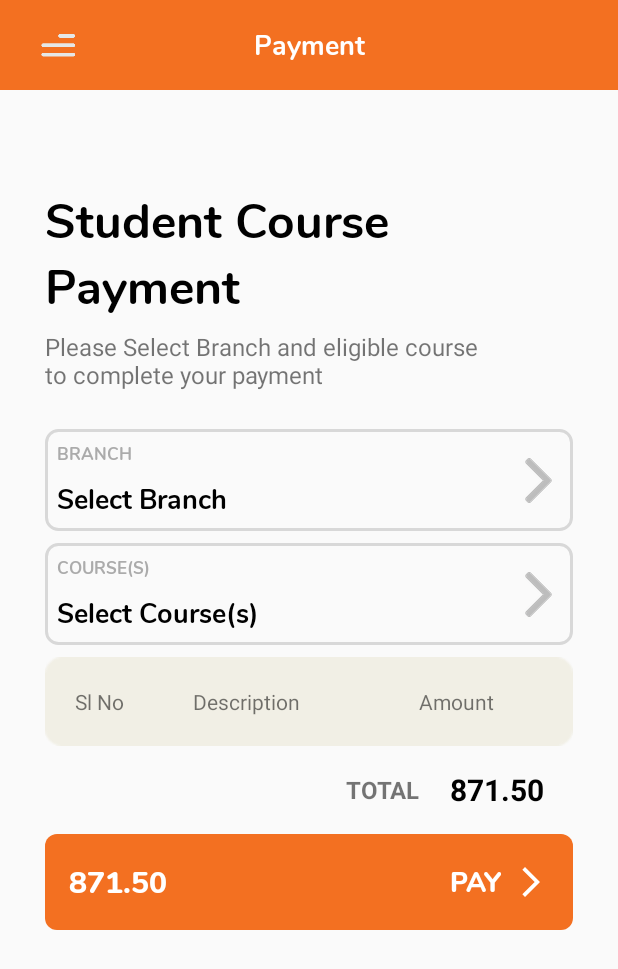
After one commit to mobatiaandroid/EDC_Final, an Android app: the PaymentFragment screen opened through its navigation route, on a phone screen of 412 x 824 dp. The commit adds this screen. Shown: the top 969 px of the screen. Run offline under Robolectric (Android 15) with nearby library versions, the phone set to English and light mode, and no system bars.

Commit message:
Payment Fragment Added

```diff
--- a/app/src/main/java/com/edc/ae/activity/HomeBaseUserActivity.kt
+++ b/app/src/main/java/com/edc/ae/activity/HomeBaseUserActivity.kt
@@ -76,6 +76,12 @@ class HomeBaseUserActivity : AppCompatActivity() {
 
             navControl?.navigate(R.id.settingsFragment)
         }
+        paymentBtn.setOnClickListener { _ ->
+            if (drawerLayout.isOpen) drawerLayout.close()
+
+            navControl?.navigate(R.id.paymentFragment)
+        }
+
 //        contactBtn.setOnClickListener { _ ->
 //            if (drawerLayout.isOpen) drawerLayout.close()
 //
--- a/app/src/main/java/com/edc/ae/api/RetrofitClient.kt
+++ b/app/src/main/java/com/edc/ae/api/RetrofitClient.kt
@@ -122,5 +122,10 @@ interface RetrofitClient {
 //    @POST("srs/validate-student")
 //    suspend fun getValidationResult(): ValidationResultModel
 
+//    @POST("srs/payment/initiate")
+//    suspend fun  initiatePayment(@Body json:JsonObject): PaymentInitiateModel
+
+
+
 
 }
--- /dev/null
+++ b/app/src/main/java/com/edc/ae/fragments/PaymentFragment.kt
@@ -0,0 +1,77 @@
+package com.edc.ae.fragments
+
+import android.os.Build
+import android.os.Bundle
+import android.text.Html
+import android.view.LayoutInflater
+import android.view.View
+import android.view.ViewGroup
+import android.widget.TextView
+import androidx.fragment.app.Fragment
+import androidx.lifecycle.lifecycleScope
+import com.edc.ae.activity.HomeBaseUserActivity
+import com.edc.ae.R
+import com.edc.ae.activity.HomeBaseGuestActivity
+import com.edc.ae.api.RetrofitClient
+import com.edc.ae.util.PreferenceManager
+import com.edc.ae.util.ProgressBarDialog
+import kotlinx.android.synthetic.main.fragment_news_letter.navBtn
+import kotlinx.coroutines.launch
+
+class PaymentFragment : Fragment() {
+
+    lateinit var  instructionTxt:TextView
+    var instruction:String=""
+    override fun onCreateView(
+        inflater: LayoutInflater, container: ViewGroup?,
+        savedInstanceState: Bundle?
+    ): View? {
+        // Inflate the layout for this fragment
+        return inflater.inflate(R.layout.fragment_payment, container, false)
+    }
+
+    override fun onViewCreated(view: View, savedInstanceState: Bundle?) {
+        super.onViewCreated(view, savedInstanceState)
+//        instructionTxt=view.findViewById(R.id.instructionTxt)
+        navBtn.setOnClickListener { _ ->
+            if (activity?.let { PreferenceManager.getLoginStatus(it) } == "no") {
+                (activity as HomeBaseGuestActivity).openNav()
+
+            } else {
+                (activity as HomeBaseUserActivity).openNav()
+
+            }        }
+
+        callAPI()
+    }
+
+    private fun callAPI() {
+//        var progressBarDialog: ProgressBarDialog? = null
+//        progressBarDialog = activity?.let { ProgressBarDialog(it) }
+//        progressBarDialog?.show()
+
+        lifecycleScope.launch {
+            try {
+//                val call = RetrofitClient.get.getPaymentInstruction()
+//
+//                when (call.status) {
+//                    200 -> {
+//                        progressBarDialog?.dismiss()
+//                        instruction=call.data.paymentinstruction
+//
+//                        if (Build.VERSION.SDK_INT >= Build.VERSION_CODES.N) {
+//                            instructionTxt.text = Html.fromHtml(instruction, Html.FROM_HTML_MODE_COMPACT)
+//                        } else {
+//                            instructionTxt.text = Html.fromHtml(instruction)
+//                        }
+//
+//
+//                    }
+//                }
+
+            } catch (e: Exception) {
+                e.printStackTrace()
+            }
+        }
+    }
+}
--- a/app/src/main/res/layout/activity_payment.xml
+++ b/app/src/main/res/layout/activity_payment.xml
@@ -28,15 +28,15 @@
         android:orientation="vertical"
         app:layout_constraintGuide_percent="0.95" />
 
-    <ImageView
-        android:id="@+id/backButton"
-        android:layout_width="30dp"
-        android:layout_height="30dp"
-        android:layout_marginStart="24dp"
-        android:layout_marginTop="24dp"
-        app:layout_constraintStart_toStartOf="parent"
-        app:layout_constraintTop_toTopOf="parent"
-        app:srcCompat="@drawable/back_black" />
+<!--    <ImageView-->
+<!--        android:id="@+id/backButton"-->
+<!--        android:layout_width="30dp"-->
+<!--        android:layout_height="30dp"-->
+<!--        android:layout_marginStart="24dp"-->
+<!--        android:layout_marginTop="24dp"-->
+<!--        app:layout_constraintStart_toStartOf="parent"-->
+<!--        app:layout_constraintTop_toTopOf="parent"-->
+<!--        app:srcCompat="@drawable/back_black" />-->
 
     <ScrollView
         android:layout_width="0dp"
--- a/app/src/main/res/layout/activity_user_base.xml
+++ b/app/src/main/res/layout/activity_user_base.xml
@@ -85,7 +85,13 @@
                     android:src="@drawable/header_white" />
             </androidx.appcompat.widget.LinearLayoutCompat>
 
-
+            <ScrollView
+                android:layout_width="match_parent"
+                android:layout_height="match_parent">
+                <LinearLayout
+                    android:layout_width="match_parent"
+                    android:layout_height="wrap_content"
+                    android:orientation="vertical">
                     <androidx.appcompat.widget.LinearLayoutCompat
                         android:id="@+id/homeBtn"
                         android:layout_width="match_parent"
@@ -271,6 +277,26 @@
                             android:text="@string/payment_instruction" />
                     </androidx.appcompat.widget.LinearLayoutCompat>
 
+                    <androidx.appcompat.widget.LinearLayoutCompat
+                        android:id="@+id/paymentBtn"
+                        android:layout_width="match_parent"
+                        android:layout_height="50dp"
+                        android:visibility="visible"
+                        android:gravity="center|start">
+
+                        <ImageView
+                            android:layout_width="25dp"
+                            android:layout_height="25dp"
+                            android:layout_marginStart="20dp"
+                            android:src="@drawable/payment_new"
+                            android:visibility="visible" />
+
+                        <com.edc.ae.util.CustomTextViewBlack
+                            android:layout_width="wrap_content"
+                            android:layout_height="wrap_content"
+                            android:layout_marginStart="20dp"
+                            android:text="@string/payment" />
+                    </androidx.appcompat.widget.LinearLayoutCompat>
 
                     <androidx.appcompat.widget.LinearLayoutCompat
                         android:id="@+id/contactBtn"
@@ -330,6 +356,9 @@
                             android:layout_marginStart="20dp"
                             android:text="@string/settings" />
                     </androidx.appcompat.widget.LinearLayoutCompat>
+                </LinearLayout>
+            </ScrollView>
+
         </androidx.appcompat.widget.LinearLayoutCompat>
 
     </com.google.android.material.navigation.NavigationView>
--- /dev/null
+++ b/app/src/main/res/layout/fragment_payment.xml
@@ -0,0 +1,343 @@
+<?xml version="1.0" encoding="utf-8"?>
+<FrameLayout xmlns:android="http://schemas.android.com/apk/res/android"
+    xmlns:app="http://schemas.android.com/apk/res-auto"
+    xmlns:tools="http://schemas.android.com/tools"
+    android:layout_width="match_parent"
+    android:layout_height="match_parent"
+    tools:context=".Fragments.NewsLetterFragment">
+
+    <androidx.constraintlayout.widget.ConstraintLayout
+        android:layout_width="match_parent"
+
+        android:layout_height="match_parent">
+
+        <androidx.constraintlayout.widget.ConstraintLayout
+            android:id="@+id/constraintLayout2"
+            android:layout_width="match_parent"
+            android:layout_height="60dp"
+            android:background="@color/edc_header"
+            app:layout_constraintEnd_toEndOf="parent"
+            app:layout_constraintStart_toStartOf="parent"
+            app:layout_constraintTop_toTopOf="parent">
+
+            <com.edc.ae.util.CustomTextViewBoldWhite
+                android:layout_width="0dp"
+                android:layout_height="match_parent"
+                android:gravity="center"
+                android:text="@string/payment"
+                android:textSize="18sp"
+                app:layout_constraintEnd_toStartOf="@+id/temp"
+                app:layout_constraintStart_toEndOf="@+id/navBtn" />
+
+            <ImageView
+                android:id="@+id/navBtn"
+                android:layout_width="wrap_content"
+                android:layout_height="wrap_content"
+                android:layout_marginStart="16dp"
+                android:padding="8dp"
+                app:layout_constraintBottom_toBottomOf="parent"
+                app:layout_constraintStart_toStartOf="parent"
+                app:layout_constraintTop_toTopOf="parent"
+                app:srcCompat="@drawable/nav_icn" />
+
+            <ImageView
+                android:id="@+id/temp"
+                android:layout_width="wrap_content"
+                android:layout_height="wrap_content"
+                android:layout_marginEnd="16dp"
+                android:padding="8dp"
+                android:visibility="invisible"
+                app:layout_constraintBottom_toBottomOf="parent"
+                app:layout_constraintEnd_toEndOf="parent"
+                app:layout_constraintTop_toTopOf="parent"
+                app:srcCompat="@drawable/nav_icn" />
+        </androidx.constraintlayout.widget.ConstraintLayout>
+        <androidx.constraintlayout.widget.Guideline
+            android:id="@+id/guideTop"
+            android:layout_width="wrap_content"
+            android:layout_height="wrap_content"
+            android:orientation="horizontal"
+            app:layout_constraintGuide_percent="0.15" />
+
+        <androidx.constraintlayout.widget.Guideline
+            android:id="@+id/guideStart2"
+            android:layout_width="wrap_content"
+            android:layout_height="wrap_content"
+            android:orientation="vertical"
+            app:layout_constraintGuide_percent="0.05" />
+
+        <androidx.constraintlayout.widget.Guideline
+            android:id="@+id/guideEnd2"
+            android:layout_width="wrap_content"
+            android:layout_height="wrap_content"
+            android:orientation="vertical"
+            app:layout_constraintGuide_percent="0.95" />
+        <ScrollView
+            android:layout_width="0dp"
+            android:layout_height="0dp"
+            app:layout_constraintBottom_toBottomOf="parent"
+            app:layout_constraintEnd_toStartOf="@+id/guideEnd2"
+            app:layout_constraintStart_toStartOf="@+id/guideStart2"
+            app:layout_constraintTop_toTopOf="@+id/guideTop">
+
+            <androidx.constraintlayout.widget.ConstraintLayout
+                android:layout_width="match_parent"
+                android:layout_height="wrap_content">
+
+                <androidx.constraintlayout.widget.Guideline
+                    android:id="@+id/guideStart"
+                    android:layout_width="wrap_content"
+                    android:layout_height="wrap_content"
+                    android:orientation="vertical"
+                    app:layout_constraintGuide_percent="0.025" />
+
+                <androidx.constraintlayout.widget.Guideline
+                    android:id="@+id/guideEnd"
+                    android:layout_width="wrap_content"
+                    android:layout_height="wrap_content"
+                    android:orientation="vertical"
+                    app:layout_constraintGuide_percent="0.975" />
+                <androidx.constraintlayout.widget.Guideline
+                    android:id="@+id/guideMid"
+                    android:layout_width="wrap_content"
+                    android:layout_height="wrap_content"
+                    android:orientation="vertical"
+                    app:layout_constraintGuide_percent="0.70" />
+
+                <com.edc.ae.util.CustomTextViewBoldBlack
+                    android:id="@+id/textView3"
+                    android:layout_width="wrap_content"
+                    android:layout_height="wrap_content"
+                    android:text="Student Course \nPayment"
+                    android:textColor="@color/black"
+                    android:textSize="32dp"
+                    app:layout_constraintStart_toStartOf="@+id/guideStart"
+                    app:layout_constraintTop_toTopOf="parent" />
+
+                <TextView
+                    android:id="@+id/textView4"
+                    android:layout_width="wrap_content"
+                    android:layout_height="58dp"
+                    android:layout_marginTop="6dp"
+                    android:text="Please Select Branch and eligible course \nto complete your payment "
+                    android:textSize="16dp"
+                    app:layout_constraintEnd_toStartOf="@+id/guideEnd"
+                    app:layout_constraintHorizontal_bias="0.0"
+                    app:layout_constraintStart_toStartOf="@+id/guideStart"
+                    app:layout_constraintTop_toBottomOf="@+id/textView3" />
+
+                <androidx.constraintlayout.widget.ConstraintLayout
+                    android:id="@+id/constraintBranchSelect"
+                    android:layout_width="0dp"
+                    android:layout_height="wrap_content"
+                    android:layout_marginTop="8dp"
+                    android:background="@drawable/roundedbg"
+                    app:layout_constraintEnd_toStartOf="@+id/guideEnd"
+                    app:layout_constraintStart_toStartOf="@+id/guideStart"
+                    app:layout_constraintTop_toBottomOf="@+id/textView4">
+
+                    <ImageView
+                        android:id="@+id/arrowBranchSelect"
+                        android:layout_width="wrap_content"
+                        android:layout_height="wrap_content"
+                        android:layout_marginEnd="8dp"
+                        app:layout_constraintBottom_toBottomOf="parent"
+                        app:layout_constraintEnd_toEndOf="parent"
+                        app:layout_constraintTop_toTopOf="parent"
+                        app:srcCompat="@drawable/right_arrow" />
+
+                    <com.edc.ae.util.CustomTextViewBoldGrey
+                        android:id="@+id/textBranchSelectTitle"
+                        android:layout_width="wrap_content"
+                        android:layout_height="wrap_content"
+                        android:layout_marginStart="8dp"
+                        android:layout_marginTop="8dp"
+                        android:text="BRANCH"
+                        android:textSize="11sp"
+                        app:layout_constraintStart_toStartOf="parent"
+                        app:layout_constraintTop_toTopOf="parent" />
+
+                    <com.edc.ae.util.CustomTextViewBoldBlack
+                        android:layout_width="0dp"
+                        android:layout_height="wrap_content"
+                        android:layout_margin="8dp"
+                        android:text="Select Branch"
+                        android:textSize="18sp"
+                        app:layout_constraintBottom_toBottomOf="parent"
+                        app:layout_constraintEnd_toStartOf="@+id/arrowBranchSelect"
+                        app:layout_constraintStart_toStartOf="parent"
+                        app:layout_constraintTop_toBottomOf="@+id/textBranchSelectTitle" />
+                </androidx.constraintlayout.widget.ConstraintLayout>
+
+                <androidx.constraintlayout.widget.ConstraintLayout
+                    android:id="@+id/constraintCourseSelect"
+                    android:layout_width="0dp"
+                    android:layout_height="wrap_content"
+                    android:layout_marginTop="8dp"
+                    android:background="@drawable/roundedbg"
+                    app:layout_constraintEnd_toStartOf="@+id/guideEnd"
+                    app:layout_constraintStart_toStartOf="@+id/guideStart"
+                    app:layout_constraintTop_toBottomOf="@+id/constraintBranchSelect">
+
+                    <ImageView
+                        android:id="@+id/arrowCourseSelect"
+                        android:layout_width="wrap_content"
+                        android:layout_height="wrap_content"
+                        android:layout_marginEnd="8dp"
+                        app:layout_constraintBottom_toBottomOf="parent"
+                        app:layout_constraintEnd_toEndOf="parent"
+                        app:layout_constraintTop_toTopOf="parent"
+                        app:srcCompat="@drawable/right_arrow" />
+
+                    <com.edc.ae.util.CustomTextViewBoldGrey
+                        android:id="@+id/textCourseSelectTitle"
+                        android:layout_width="wrap_content"
+                        android:layout_height="wrap_content"
+                        android:layout_marginStart="8dp"
+                        android:layout_marginTop="8dp"
+                        android:text="COURSE(S)"
+                        android:textSize="11sp"
+                        app:layout_constraintStart_toStartOf="parent"
+                        app:layout_constraintTop_toTopOf="parent" />
+
+                    <com.edc.ae.util.CustomTextViewBoldBlack
+                        android:layout_width="0dp"
+                        android:layout_height="wrap_content"
+                        android:layout_margin="8dp"
+                        android:text="Select Course(s)"
+                        android:textSize="18sp"
+                        app:layout_constraintBottom_toBottomOf="parent"
+                        app:layout_constraintEnd_toStartOf="@+id/arrowCourseSelect"
+                        app:layout_constraintStart_toStartOf="parent"
+                        app:layout_constraintTop_toBottomOf="@+id/textCourseSelectTitle" />
+                </androidx.constraintlayout.widget.ConstraintLayout>
+
+                <TableLayout
+                    android:id="@+id/table"
+                    android:layout_width="0dp"
+                    android:layout_height="wrap_content"
+                    android:gravity="center"
+                    android:layout_marginTop="8dp"
+                    app:layout_constraintEnd_toStartOf="@+id/guideEnd"
+                    app:layout_constraintStart_toStartOf="@+id/guideStart"
+                    app:layout_constraintTop_toBottomOf="@+id/constraintCourseSelect">
+
+
+                    <TableRow
+                        android:background="@drawable/table_row_bg"
+                        android:gravity="center"
+                        android:padding="20dp">
+
+                        <TextView
+                            android:layout_width="0dp"
+                            android:layout_height="wrap_content"
+                            android:layout_weight="1"
+                            android:text="Sl No" />
+
+                        <TextView
+                            android:layout_width="wrap_content"
+                            android:layout_height="wrap_content"
+                            android:layout_weight="1"
+                            android:text="Description" />
+
+                        <TextView
+                            android:layout_width="3dp"
+                            android:layout_height="wrap_content"
+                            android:layout_weight="1"
+                            android:text="Amount" />
+                    </TableRow>
+
+
+                </TableLayout>
+
+                <androidx.recyclerview.widget.RecyclerView
+                    android:id="@+id/recycler"
+                    android:layout_width="0dp"
+                    android:layout_height="wrap_content"
+                    tools:listitem="@layout/item_courses"
+                    app:layout_constraintEnd_toEndOf="@+id/table"
+                    app:layout_constraintStart_toStartOf="@+id/guideStart"
+                    app:layout_constraintTop_toBottomOf="@id/table">
+
+                </androidx.recyclerview.widget.RecyclerView>
+
+                <TextView
+                    android:id="@+id/textTotal"
+                    android:layout_width="wrap_content"
+                    android:layout_height="wrap_content"
+                    android:text="TOTAL"
+                    android:textSize="16dp"
+                    android:textStyle="bold"
+                    app:layout_constraintBottom_toBottomOf="@+id/totalPrice"
+                    app:layout_constraintEnd_toStartOf="@+id/guideMid"
+                    app:layout_constraintTop_toTopOf="@+id/totalPrice" />
+
+
+                <TextView
+                    android:id="@+id/totalPrice"
+                    android:layout_width="wrap_content"
+                    android:layout_height="wrap_content"
+                    android:layout_marginTop="15dp"
+                    android:text="871.50"
+                    android:textColor="@color/black"
+                    android:textSize="20dp"
+                    android:textStyle="bold"
+                    app:layout_constraintEnd_toStartOf="@+id/guideEnd"
+                    app:layout_constraintStart_toStartOf="@+id/guideMid"
+                    app:layout_constraintTop_toBottomOf="@id/recycler" />
+
+                <androidx.constraintlayout.widget.ConstraintLayout
+                    android:layout_width="0dp"
+                    android:layout_height="64dp"
+                    android:layout_marginTop="16dp"
+                    android:background="@drawable/rounded_rect_orange"
+                    app:layout_constraintEnd_toStartOf="@+id/guideEnd"
+                    app:layout_constraintStart_toStartOf="@+id/guideStart"
+                    app:layout_constraintTop_toBottomOf="@+id/totalPrice">
+
+                    <com.edc.ae.util.CustomTextViewExtraBoldWhite
+                        android:id="@+id/totalPrice2"
+                        android:layout_width="wrap_content"
+                        android:layout_height="wrap_content"
+                        android:text="871.50"
+                        android:layout_marginStart="16dp"
+                        android:textColor="@color/white"
+                        android:textSize="20sp"
+                        android:textStyle="bold"
+                        app:layout_constraintBottom_toBottomOf="parent"
+                        app:layout_constraintStart_toStartOf="parent"
+                        app:layout_constraintTop_toTopOf="parent" />
+
+                    <com.edc.ae.util.CustomTextViewExtraBoldWhite
+                        android:id="@+id/pay"
+                        android:layout_width="wrap_content"
+                        android:layout_height="wrap_content"
+                        android:text="PAY"
+                        android:layout_marginRight="8dp"
+                        android:textColor="@color/white"
+                        android:textSize="18sp"
+                        android:textStyle="bold"
+                        app:layout_constraintBottom_toBottomOf="parent"
+                        app:layout_constraintEnd_toStartOf="@+id/arrow"
+                        app:layout_constraintTop_toTopOf="parent" />
+
+                    <ImageView
+                        android:id="@+id/arrow"
+                        android:layout_width="wrap_content"
+                        android:layout_height="wrap_content"
+                        android:layout_marginEnd="16dp"
+                        app:layout_constraintBottom_toBottomOf="parent"
+                        app:layout_constraintEnd_toEndOf="parent"
+                        app:layout_constraintTop_toTopOf="parent"
+                        app:srcCompat="@drawable/arrow_forward_white"
+                        tools:ignore="VectorDrawableCompat" />
+
+                </androidx.constraintlayout.widget.ConstraintLayout>
+            </androidx.constraintlayout.widget.ConstraintLayout>
+        </ScrollView>
+
+
+
+    </androidx.constraintlayout.widget.ConstraintLayout>
+
+</FrameLayout>
--- a/app/src/main/res/navigation/home_nav_user.xml
+++ b/app/src/main/res/navigation/home_nav_user.xml
@@ -25,6 +25,9 @@
         <action
             android:id="@+id/action_homeFragment_to_contactFragment"
             app:destination="@id/contactFragment" />
+        <action
+            android:id="@+id/action_homeFragment_to_paymentFragment"
+            app:destination="@id/paymentFragment" />
     </fragment>
     <fragment
         android:id="@+id/newsFragment"
@@ -92,5 +95,9 @@
         android:name="com.edc.ae.fragments.ContactBottomSheet"
         android:label="fragment_contact_bottom_sheet"
         tools:layout="@layout/fragment_contact_bottom_sheet" />
+    <fragment
+        android:id="@+id/paymentFragment"
+        android:name="com.edc.ae.fragments.PaymentFragment"
+        android:label="PaymentFragment" />
 
 </navigation>
--- a/app/src/main/res/values/strings.xml
+++ b/app/src/main/res/values/strings.xml
@@ -50,4 +50,5 @@
     <string name="forgot_password_title">Forgot Password?</string>
     <string name="forgot_password_message">Enter your email for the verification process.We will send instructions to reset password to your email.</string>
     <string name="register">Register</string>
+    <string name="payment">Payment</string>
 </resources>
```
Also changed, not shown: app/src/main/res/drawable-nodpi/payment.png (added), app/src/main/res/drawable-nodpi/payment_new.png (added), app/src/main/res/drawable-nodpi/payment_new_2.png (added). Lines whose indentation alone changed are shown as unchanged.
